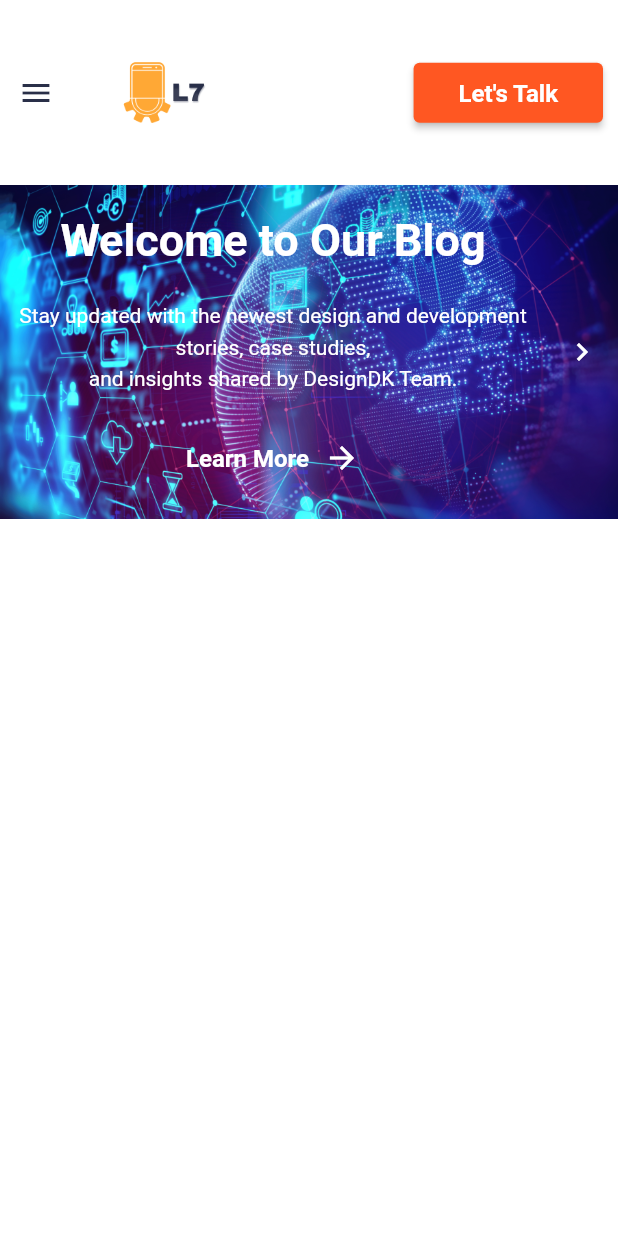
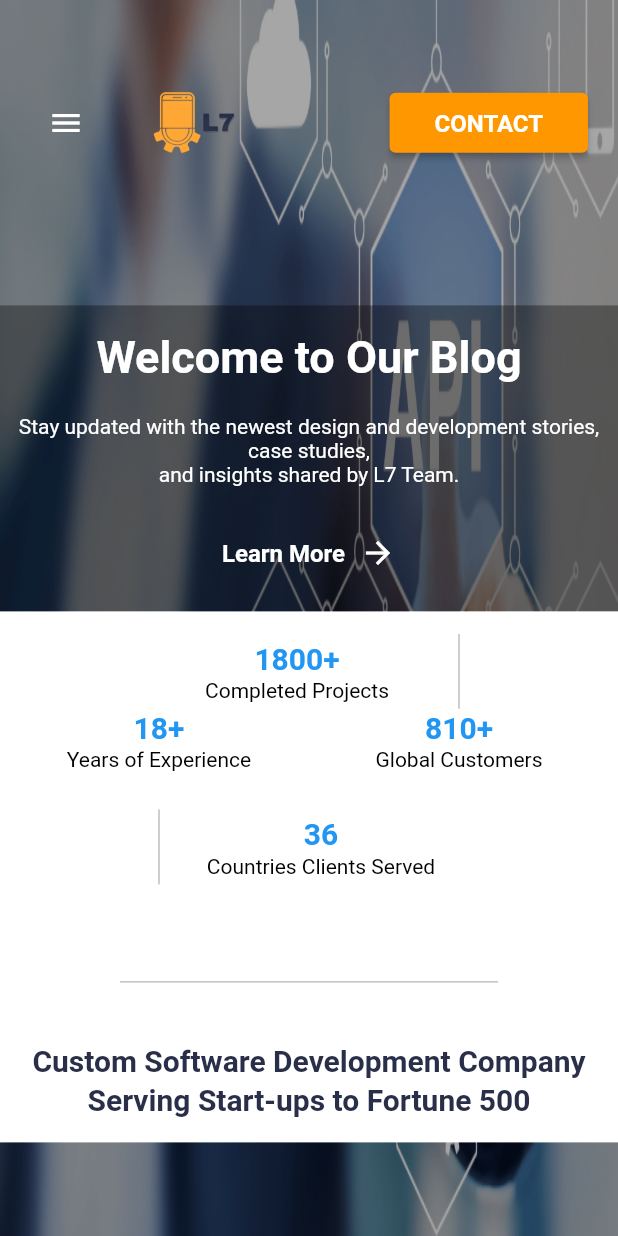
Before and after one commit to MHarooney/L7, a Flutter app: the screen it shows after launch, on a phone screen of 412 x 824 dp. Run offline on Flutter 3.47's test engine with Material 2 defaults, Android fonts, the phone set to English and light mode, and no system bars; our stand-ins replace easy_localization, flutter_svg, font_awesome_flutter, get_it; missing offline and left inert: dart:js; Roboto replaces fonts that are missing (Jannah, Raleway).

Commit message:
Code Reformatted

```diff
--- a/assets/translations/ar-EG.json
+++ b/assets/translations/ar-EG.json
@@ -1,6 +1,7 @@
 {
   "current_language": "ar",
-  "app_name": "CVStore",
+  "app_name": "l7",
+  "no_page": "No Page Found",
   "login": "تسجيل الدخول",
   "password": "كلمة المرور",
   "email": "البريد الاليكتروني",
--- a/lib/main.dart
+++ b/lib/main.dart
@@ -27,7 +27,7 @@ void main() async {
       startLocale: Locale('en', 'US'),
       fallbackLocale:  Locale('ar', 'EG'),
       saveLocale: true,
-      path: 'translations',
+      path: 'assets/translations',
       child: MyApp(),
     ),
   );
--- /dev/null
+++ b/lib/screens/home/view/components/info_widget.dart
@@ -0,0 +1,104 @@
+import 'package:easy_localization/easy_localization.dart';
+import 'package:flutter/material.dart';
+import 'package:l7/services/responsive.dart';
+import 'package:l7/utils/texts.dart';
+
+class InfosPart extends StatelessWidget {
+  const InfosPart({
+    Key? key,
+  }) : super(key: key);
+
+  @override
+  Widget build(BuildContext context) {
+    return Container(
+      padding: EdgeInsets.symmetric(vertical: 15),
+      color: Colors.white,
+      width: MediaQuery.of(context).size.width,
+      child: Wrap(
+        crossAxisAlignment: WrapCrossAlignment.center,
+        alignment: WrapAlignment.center,
+        children: [
+          Container(
+            width: 200,
+            child: Column(
+              children: [
+                largeText(
+                  '1800+',
+                  context,
+                  webTextColor: Colors.blue,
+                  mobileTextColor: Colors.blue,
+                ),
+                smallText(tr('completed_projects'), context),
+              ],
+            ),
+          ),
+          Container(height: 50, child: VerticalDivider(color: Colors.grey)),
+          Container(
+            width: 200,
+            child: Column(
+              children: [
+                largeText(
+                  '18+',
+                  context,
+                  webTextColor: Colors.blue,
+                  mobileTextColor: Colors.blue,
+                ),
+                smallText(tr('years_of_experience'), context),
+              ],
+            ),
+          ),
+          if (!Responsive.isMobile(context))
+            Container(height: 50, child: VerticalDivider(color: Colors.grey)),
+          Container(
+            width: 200,
+            child: Column(
+              children: [
+                largeText(
+                  '810+',
+                  context,
+                  webTextColor: Colors.blue,
+                  mobileTextColor: Colors.blue,
+                ),
+                smallText(tr('global_customers'), context),
+              ],
+            ),
+          ),
+          Container(height: 50, child: VerticalDivider(color: Colors.grey)),
+          Container(
+            width: 200,
+            child: Column(
+              children: [
+                largeText(
+                  '36',
+                  context,
+                  webTextColor: Colors.blue,
+                  mobileTextColor: Colors.blue,
+                ),
+                smallText('Countries Clients Served', context),
+              ],
+            ),
+          ),
+          SizedBox(
+            height: !Responsive.isMobile(context) ? 200 : 100,
+          ),
+          Padding(
+            padding: const EdgeInsets.symmetric(horizontal: 80),
+            child: Divider(),
+          ),
+          SizedBox(
+            height: 80,
+          ),
+          Padding(
+            padding: !Responsive.isMobile(context)
+                ? const EdgeInsets.symmetric(horizontal: 200)
+                : const EdgeInsets.all(0),
+            child: largeText(
+              'Custom Software Development Company Serving Start-ups to Fortune 500',
+              context,
+            ),
+          ),
+        ],
+      ),
+    );
+  }
+}
--- a/lib/screens/main/view/components/header.dart
+++ b/lib/screens/main/view/components/header.dart
@@ -16,10 +16,15 @@ class Header extends StatelessWidget {
     return BaseScreen<MainViewModel>(
       onModelReady: (mainViewModel) {},
       builder: (context, viewModel, _) {
-        return SafeArea(
+        return Container(
+          width: double.infinity,
+          child: SafeArea(
             child: Column(
               children: [
-              Column(
+                Container(
+                  constraints: BoxConstraints(maxWidth: kMaxWidth),
+                  padding: EdgeInsets.all(kDefaultPadding),
+                  child: Column(
                     children: [
                       Row(
                         children: [
@@ -27,7 +32,7 @@ class Header extends StatelessWidget {
                             IconButton(
                               icon: Icon(
                                 Icons.menu,
-                            color: kBlackBlue,
+                                color: Colors.white,
                               ),
                               onPressed: () {
                                 Scaffold.of(context).openDrawer();
@@ -37,38 +42,34 @@ class Header extends StatelessWidget {
                           Spacer(),
                           if (Responsive.isDesktop(context)) WebMenu(),
                           Spacer(),
-                      // // Socal
                           HeaderRightSide(),
                         ],
                       ),
-                  // SizedBox(height: kDefaultPadding * 2),
+                    ],
+                  ),
+                ),
+                SizedBox(height: kDefaultPadding * 2),
                 Container(
-                    width: double.infinity,
-                    height: MediaQuery.of(context).size.height * 0.27,
-                    decoration: BoxDecoration(
-                        image: DecorationImage(image: AssetImage('assets/images/blog_bg.png'), fit: BoxFit.cover)
-                    ),
-                    child: Row(
-                      children: [
-                        Expanded(
+                  padding: EdgeInsets.symmetric(vertical: 15),
+                  color: Colors.black.withOpacity(0.35),
+                  width: MediaQuery.of(context).size.width,
                   child: Column(
                     mainAxisAlignment: MainAxisAlignment.center,
                     children: [
-                              headLine30TitleText(
-                                tr("Welcome to Our Blog"),
+                      largeText(
+                        tr('welcome_to_our_blog'),
                         context,
+                        mobileFontSize: 30,
+                        webTextColor: Colors.white,
+                        mobileTextColor: Colors.white
                       ),
                       Padding(
                         padding:
                         const EdgeInsets.symmetric(vertical: kDefaultPadding),
-                                child: Text(
-                                  "Stay updated with the newest design and development stories, case studies, \nand insights shared by DesignDK Team.",
-                                  textAlign: TextAlign.center,
-                                  style: TextStyle(
-                                    color: Colors.white,
-                                    fontFamily: 'Raleway',
-                                    height: 1.5,
-                                  ),
+                        child: smallText(
+                          tr('blog_intro'),
+                          context,
+                          textColor: Colors.white,
                         ),
                       ),
                       FittedBox(
@@ -76,12 +77,9 @@ class Header extends StatelessWidget {
                           onPressed: () {},
                           child: Row(
                             children: [
-                                      Text(
-                                        "Learn More",
-                                        style: TextStyle(
-                                          fontWeight: FontWeight.bold,
-                                          color: Colors.white,
-                                        ),
+                              mediumText(
+                                tr('learn_more'),
+                                context,
                               ),
                               SizedBox(width: kDefaultPadding / 2),
                               Icon(
@@ -95,15 +93,10 @@ class Header extends StatelessWidget {
                     ],
                   ),
                 ),
-                        IconButton(onPressed: (){}, icon: Icon(Icons.keyboard_arrow_right, color: Colors.white,))
-                      ],
-                    ),
-                  ),
                 if (Responsive.isDesktop(context))
                   SizedBox(height: kDefaultPadding),
               ],
-              )
-            ],
+            ),
           ),
         );
       },
--- a/lib/screens/main/view/components/header_right_side.dart
+++ b/lib/screens/main/view/components/header_right_side.dart
@@ -1,7 +1,9 @@
+import 'package:easy_localization/easy_localization.dart';
 import 'package:flutter/material.dart';
 import 'package:font_awesome_flutter/font_awesome_flutter.dart';
 import 'package:l7/services/responsive.dart';
 import 'package:l7/utils/constants.dart';
+import 'package:l7/utils/texts.dart';
 
 class HeaderRightSide extends StatelessWidget {
   const HeaderRightSide({
@@ -13,19 +15,25 @@ class HeaderRightSide extends StatelessWidget {
     return Row(
       children: [
         if (!Responsive.isMobile(context))
-          IconButton(onPressed: (){}, icon: Icon(FontAwesomeIcons.facebook,color: kBlackBlue,)),
+          IconButton(
+              onPressed: () {},
+              icon: Icon(
+                FontAwesomeIcons.facebook,
+                color: Colors.white,
+              )),
         if (!Responsive.isMobile(context))
           Padding(
             padding:
                 const EdgeInsets.symmetric(horizontal: kDefaultPadding / 2),
-            child: IconButton(onPressed: (){}, icon: Icon(Icons.language,color: kBlackBlue,)),
+            child: IconButton(
+                onPressed: () {},
+                icon: Icon(
+                  Icons.language,
+                  color: Colors.white,
+                )),
           ),
-        // if (!Responsive.isMobile(context))
-        //   SvgPicture.asset("assets/icons/feather_twitter.svg"),
         SizedBox(width: kDefaultPadding),
-        Padding(
-          padding: const EdgeInsets.only(right: 10.0),
-          child: ElevatedButton(
+        ElevatedButton(
           onPressed: () {},
           style: TextButton.styleFrom(
             padding: EdgeInsets.symmetric(
@@ -34,7 +42,9 @@ class HeaderRightSide extends StatelessWidget {
                   kDefaultPadding / (Responsive.isDesktop(context) ? 1 : 2),
             ),
           ),
-            child: Text("Let's Talk"),
+          child: mediumText(
+            tr('contact'),
+            context,
           ),
         ),
       ],
--- a/lib/screens/main/view/components/web_menu.dart
+++ b/lib/screens/main/view/components/web_menu.dart
@@ -70,7 +70,7 @@ class WebMenuItem extends StatelessWidget {
         child: Text(
           text!,
           style: TextStyle(
-            color: kBlackBlue,
+            color: Colors.white,
             fontWeight: isActive! ? FontWeight.w600 : FontWeight.normal,
           ),
         ),
--- a/lib/screens/main/view/main_screen.dart
+++ b/lib/screens/main/view/main_screen.dart
@@ -12,21 +12,41 @@ class MainScreen extends StatelessWidget {
   @override
   Widget build(BuildContext context) {
     return BaseScreen<MainViewModel>(
-      onModelReady: (mainViewModel){},
+      onModelReady: (mainViewModel) {},
       builder: (context, viewModel, _) {
-        return Scaffold(
-          key: viewModel.scaffoldKey,
-          drawer: SideMenu(),
-          body: SingleChildScrollView(
-            child: Column(
-              children: [
-                Header(),
-                // Container(
-                //   padding: EdgeInsets.all(kDefaultPadding),
-                //   constraints: BoxConstraints(maxWidth: kMaxWidth),
-                //   child: SafeArea(child: HomeScreen()),
-                // ),
-              ],
+        return Container(
+          decoration: BoxDecoration(
+            image: DecorationImage(
+              image: AssetImage("assets/images/blog_bg.png"),
+              fit: BoxFit.fill,
+            ),
+          ),
+          child: Scaffold(
+            backgroundColor: Colors.transparent,
+            key: viewModel.scaffoldKey,
+            drawer: Theme(
+              data: Theme.of(context)
+                  .copyWith(canvasColor: Colors.white.withOpacity(0.6)),
+              child: SideMenu(),
+            ),
+            body: Container(
+              color: Colors.black.withOpacity(0.35),
+              height: MediaQuery.of(context).size.height,
+              child: Column(
+                children: [
+                  Header(),
+                  Expanded(
+                    child: SingleChildScrollView(
+                      physics: BouncingScrollPhysics(),
+                      child: Column(
+                        children: [
+                          HomeScreen(),
+                        ],
+                      ),
+                    ),
+                  ),
+                ],
+              ),
             ),
           ),
         );
--- a/lib/screens/main/view_model/main_view_model.dart
+++ b/lib/screens/main/view_model/main_view_model.dart
@@ -1,3 +1,4 @@
+import 'package:easy_localization/easy_localization.dart';
 import 'package:flutter/material.dart';
 import 'package:l7/enums/ScreenState.dart';
 import 'package:l7/screens/BaseViewModel.dart';
@@ -8,7 +9,7 @@ class MainViewModel extends BaseViewModel {
 
   int get selectedIndex => _selectedIndex;
   List<String> get menuItems =>
-      ["Cases", "Services", "About Us", "Careers", "Blog", "Contact"];
+      [tr('services'), tr('technologies'), tr('portfolio'), tr('about')];
   GlobalKey<ScaffoldState> get scaffoldKey => _scaffoldKey;
 
   void setMenuIndex(int index) {
--- a/lib/utils/styles.dart
+++ b/lib/utils/styles.dart
@@ -7,12 +7,12 @@ const TextStyle logoStyle =
     TextStyle(color: Colors.black, fontSize: 30.0, fontWeight: FontWeight.bold);
 
 const TextStyle smallStyle = TextStyle(
-  color: goldDefaultColor,
+  color: blackDefaultColor,
   fontSize: 14.0,
 );
 
 const TextStyle textFieldTextStyle = TextStyle(
-  color: goldDefaultColor,
+  color: blackDefaultColor,
   fontSize: 14.0,
 );
 
--- a/lib/utils/texts.dart
+++ b/lib/utils/texts.dart
@@ -1,71 +1,56 @@
 import 'package:flutter/cupertino.dart';
 import 'package:flutter/material.dart';
+import 'package:l7/services/responsive.dart';
+import 'package:l7/utils/themes.dart';
 
-Widget normal11TextWhite(String header, BuildContext? context) {
+import 'constants.dart';
+
+Widget largeText(
+  String text,
+  BuildContext? context, {
+  Color? webTextColor,
+  Color? mobileTextColor,
+  double? mobileFontSize,
+}) {
   return Text(
-    header,
-    style: Theme.of(context!).textTheme.subtitle1,
+    text,
+    style: !Responsive.isMobile(context!)
+        ? Theme.of(context).textTheme.headline2!.copyWith(
+              color: webTextColor == null ? kBlackBlue : webTextColor,
+            )
+        : Theme.of(context).textTheme.headline1!.copyWith(
+              color:
+                  mobileTextColor == null ? kBlackBlue : mobileTextColor,
+              fontSize: mobileFontSize == null ? null : mobileFontSize,
+            ),
+    textAlign: TextAlign.center,
   );
 }
 
-Widget normal10TextWhite(String header, BuildContext? context, {TextStyle? textStyle}) {
+Widget smallText(
+  String text,
+  BuildContext? context, {
+  Color? textColor,
+}) {
   return Text(
-    header,
-    style: textStyle == null ? Theme.of(context!).textTheme.headline1 : textStyle,
+    text,
+    style: Theme.of(context!).textTheme.bodyText1!.copyWith(
+          color: textColor == null ? blackDefaultColor : textColor,
+        ),
+    textAlign: TextAlign.center,
   );
 }
 
-Widget normal11TextGold(String header, BuildContext? context, {TextStyle? style}) {
+Widget mediumText(
+    String text,
+    BuildContext? context, {
+      Color? textColor,
+    }) {
   return Text(
-    header,
-    style: style == null ? Theme.of(context!).textTheme.subtitle2 : style,
+    text,
+    style: Theme.of(context!).textTheme.headline3!.copyWith(
+      color: textColor == null ? null : textColor,
+    ),
+    textAlign: TextAlign.center,
   );
 }
-
-Widget normal14TextGold(String header, BuildContext? context, {TextStyle? style}) {
-  return Text(
-    header,
-    style: style == null ? Theme.of(context!).textTheme.bodyText2 : style,
-  );
-}
-
-Widget button14TextGold(String header, BuildContext? context, {TextStyle? style}) {
-  return Text(
-    header,
-    style: style == null ? Theme.of(context!).textTheme.button : style,
-  );
-}
-
-Widget titleText(String header, BuildContext? context,
-    {TextStyle? style}) {
-  return Text(
-    header,
-    style: style == null ? Theme.of(context!).textTheme.bodyText1 : style,
-  );
-}
-
-Widget headLine30TitleText(String header, BuildContext? context,
-    {TextStyle? style}) {
-  return Text(
-    header,
-    style: style == null ? Theme.of(context!).textTheme.headline2 : style,
-  );
-}
-
-Widget headLine16TitleTextWhite(String header, BuildContext? context,
-    {TextStyle? style}) {
-  return Text(
-    header,
-    style: style == null ? Theme.of(context!).textTheme.headline3 : style,
-  );
-}
-
-Widget socialButtonText(String header, Color textcolor) {
-  return Text(
-    header,
-    style: TextStyle(
-      fontSize: 14,
-      color: textcolor,
-    ),
-  );
-}
--- a/lib/utils/themes.dart
+++ b/lib/utils/themes.dart
@@ -5,8 +5,8 @@ import 'package:l7/utils/constants.dart';
 import 'colors.dart';
 
 
-const defaultColor = Colors.deepOrange;
-const goldDefaultColor = Color(0xFFE6CC51);
+const defaultColor = Colors.orange;
+const blackDefaultColor = Color(0xFF000000);
 String? _fontFamily;
 
 ThemeData darkTheme = ThemeData(
@@ -47,8 +47,8 @@ ThemeData darkTheme = ThemeData(
   textTheme: TextTheme(
     bodyText1: TextStyle(
       fontSize: 14.0,
-      fontWeight: FontWeight.bold,
-      color: Colors.white,
+      fontWeight: FontWeight.normal,
+      color: kBlackBlue,
     ),
     subtitle1: TextStyle(
       fontSize: 11.0,
@@ -59,19 +59,19 @@ ThemeData darkTheme = ThemeData(
     subtitle2: TextStyle(
       fontSize: 11.0,
       fontWeight: FontWeight.w400,
-      color: goldDefaultColor,
+      color: kBlackBlue,
       height: 1.28,
     ),
     headline1: TextStyle(
-      fontSize: 10.0,
-      fontWeight: FontWeight.normal,
-      color: Colors.white,
+      fontSize: 20.0,
+      fontWeight: FontWeight.bold,
+      color: kBlackBlue,
       height: 1.28
     ),
     headline2: TextStyle(
-        fontSize: 30.0,
+        fontSize: 40.0,
         fontWeight: FontWeight.bold,
-        color: Colors.white,
+        color: kBlackBlue,
         height: 1.28
     ),
     headline3: TextStyle(
@@ -83,14 +83,14 @@ ThemeData darkTheme = ThemeData(
     bodyText2: TextStyle(
         fontSize: 14.0,
         fontWeight: FontWeight.normal,
-        color: goldDefaultColor,
+        color: kBlackBlue,
         height: 1.28
     ),
     button: TextStyle(
         fontSize: 16,
         fontWeight: FontWeight.bold,
         fontFamily: 'Jannah',
-        color: goldDefaultColor,
+        color: kBlackBlue,
         height: 1.28
     ),
   ),
--- a/lib/widgets/styled_text_form_field.dart
+++ b/lib/widgets/styled_text_form_field.dart
@@ -40,11 +40,11 @@ class StyledTextField extends StatelessWidget {
         labelStyle: smallStyle,
         prefixIcon: Icon(
           prefix,
-          color: goldDefaultColor,
+          color: blackDefaultColor,
         ),
         suffixIcon: suffix != null
             ? IconButton(
-          color: goldDefaultColor,
+          color: blackDefaultColor,
           onPressed: suffixPressed,
           icon: Icon(
             suffix,
--- a/pubspec.yaml
+++ b/pubspec.yaml
@@ -57,6 +57,7 @@ flutter:
 
   # To add assets to your application, add an assets section, like this:
   assets:
+    - assets/translations/ar-EG.json
     - assets/translations/en-US.json
     - assets/images/
     - assets/icons/
```
Also changed, not shown: assets/translations/en-US.json (+15 -1 lines), lib/screens/home/view/components/search.dart (deleted, +0 -34 lines), lib/screens/home/view/home_screen.dart (+2 -72 lines), lib/screens/not_found_screen/NotFoundScreen.dart (+7 -1 lines), lib/widgets/social_button.dart (+39 -39 lines), lib/widgets/styled_button.dart (+38 -38 lines), assets/images/blog_bg.png. Lines whose indentation alone changed are shown as unchanged.
